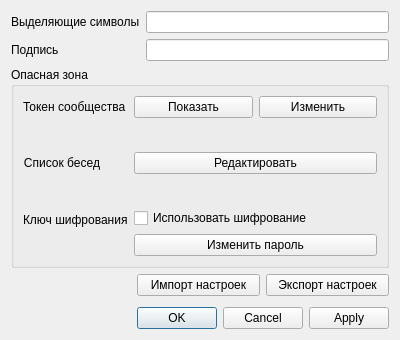
First picture: the form in dialogs/dialogsettings.ui, repository iEPCBM/AMS-Rufina, before the edit.
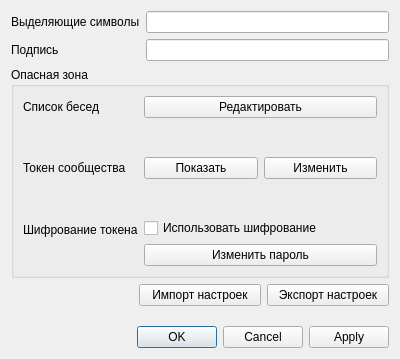
Second picture: the form after the edit.

Patch:
```diff
--- a/dialogs/dialogsettings.ui
+++ b/dialogs/dialogsettings.ui
@@ -7,13 +7,19 @@
     <x>0</x>
     <y>0</y>
     <width>400</width>
-    <height>340</height>
+    <height>359</height>
    </rect>
   </property>
+  <property name="minimumSize">
+   <size>
+    <width>400</width>
+    <height>359</height>
+   </size>
+  </property>
   <property name="maximumSize">
    <size>
     <width>400</width>
-    <height>469</height>
+    <height>359</height>
    </size>
   </property>
   <property name="contextMenuPolicy">
@@ -23,6 +29,50 @@
    <string>Настройки</string>
   </property>
   <layout class="QGridLayout" name="gridLayout">
+   <item row="2" column="2">
+    <widget class="QPushButton" name="btExportSettings">
+     <property name="text">
+      <string>Экспорт настроек</string>
+     </property>
+    </widget>
+   </item>
+   <item row="0" column="0" colspan="3">
+    <layout class="QFormLayout" name="formLayout">
+     <item row="0" column="0">
+      <widget class="QLabel" name="label">
+       <property name="text">
+        <string>Выделяющие символы</string>
+       </property>
+      </widget>
+     </item>
+     <item row="0" column="1">
+      <widget class="QLineEdit" name="leHSymbols"/>
+     </item>
+     <item row="1" column="0">
+      <widget class="QLabel" name="label_2">
+       <property name="text">
+        <string>Подпись</string>
+       </property>
+      </widget>
+     </item>
+     <item row="1" column="1">
+      <widget class="QLineEdit" name="leSignature"/>
+     </item>
+    </layout>
+   </item>
+   <item row="3" column="1">
+    <spacer name="verticalSpacer_3">
+     <property name="orientation">
+      <enum>Qt::Vertical</enum>
+     </property>
+     <property name="sizeHint" stdset="0">
+      <size>
+       <width>20</width>
+       <height>40</height>
+      </size>
+     </property>
+    </spacer>
+   </item>
    <item row="1" column="0" colspan="3">
     <widget class="QGroupBox" name="groupBox">
      <property name="title">
@@ -30,61 +80,20 @@
      </property>
      <layout class="QFormLayout" name="formLayout_2">
       <item row="0" column="0">
-       <widget class="QLabel" name="label_3">
-        <property name="text">
-         <string>Токен сообщества</string>
-        </property>
-       </widget>
-      </item>
-      <item row="0" column="1">
-       <layout class="QGridLayout" name="gridLayout_2">
-        <item row="0" column="0">
-         <widget class="QPushButton" name="btShowToken">
-          <property name="text">
-           <string>Показать</string>
-          </property>
-         </widget>
-        </item>
-        <item row="0" column="1">
-         <widget class="QPushButton" name="btEditToken">
-          <property name="text">
-           <string>Изменить</string>
-          </property>
-         </widget>
-        </item>
-       </layout>
-      </item>
-      <item row="1" column="1">
-       <spacer name="verticalSpacer">
-        <property name="orientation">
-         <enum>Qt::Vertical</enum>
-        </property>
-        <property name="sizeHint" stdset="0">
-         <size>
-          <width>20</width>
-          <height>40</height>
-         </size>
-        </property>
-       </spacer>
-      </item>
-      <item row="2" column="0">
        <widget class="QLabel" name="label_4">
         <property name="text">
          <string>Список бесед</string>
         </property>
-        <property name="alignment">
-         <set>Qt::AlignRight|Qt::AlignTrailing|Qt::AlignVCenter</set>
-        </property>
        </widget>
       </item>
-      <item row="2" column="1">
+      <item row="0" column="1">
        <widget class="QPushButton" name="btEditChatsList">
         <property name="text">
          <string>Редактировать</string>
         </property>
        </widget>
       </item>
-      <item row="3" column="1">
+      <item row="1" column="1">
        <spacer name="verticalSpacer_2">
         <property name="orientation">
          <enum>Qt::Vertical</enum>
@@ -97,14 +106,32 @@
         </property>
        </spacer>
       </item>
-      <item row="4" column="0">
-       <widget class="QLabel" name="label_5">
+      <item row="2" column="0">
+       <widget class="QLabel" name="label_3">
         <property name="text">
-         <string>Ключ шифрования</string>
+         <string>Токен сообщества</string>
         </property>
        </widget>
       </item>
-      <item row="4" column="1">
+      <item row="2" column="1">
+       <layout class="QGridLayout" name="gridLayout_2">
+        <item row="0" column="1">
+         <widget class="QPushButton" name="btEditToken">
+          <property name="text">
+           <string>Изменить</string>
+          </property>
+         </widget>
+        </item>
+        <item row="0" column="0">
+         <widget class="QPushButton" name="btShowToken">
+          <property name="text">
+           <string>Показать</string>
+          </property>
+         </widget>
+        </item>
+       </layout>
+      </item>
+      <item row="5" column="1">
        <layout class="QGridLayout" name="gridLayout_3">
         <item row="1" column="0">
          <widget class="QPushButton" name="btEditKey">
@@ -122,18 +149,8 @@
         </item>
        </layout>
       </item>
-     </layout>
-    </widget>
-   </item>
-   <item row="2" column="1">
-    <widget class="QPushButton" name="btImportSettings">
-     <property name="text">
-      <string>Импорт настроек</string>
-     </property>
-    </widget>
-   </item>
    <item row="3" column="1">
-    <spacer name="verticalSpacer_3">
+       <spacer name="verticalSpacer">
      <property name="orientation">
       <enum>Qt::Vertical</enum>
      </property>
@@ -145,8 +162,24 @@
      </property>
     </spacer>
    </item>
-   <item row="4" column="1" colspan="2">
-    <widget class="QDialogButtonBox" name="buttonBoxAct">
+      <item row="5" column="0">
+       <widget class="QLabel" name="label_5">
+        <property name="sizePolicy">
+         <sizepolicy hsizetype="Preferred" vsizetype="Preferred">
+          <horstretch>0</horstretch>
+          <verstretch>0</verstretch>
+         </sizepolicy>
+        </property>
+        <property name="text">
+         <string>Шифрование токена</string>
+        </property>
+       </widget>
+      </item>
+     </layout>
+    </widget>
+   </item>
+   <item row="4" column="0" colspan="3">
+    <widget class="QDialogButtonBox" name="buttonBox">
      <property name="orientation">
       <enum>Qt::Horizontal</enum>
      </property>
@@ -155,50 +188,13 @@
      </property>
     </widget>
    </item>
-   <item row="2" column="0">
-    <spacer name="horizontalSpacer">
-     <property name="orientation">
-      <enum>Qt::Horizontal</enum>
-     </property>
-     <property name="sizeHint" stdset="0">
-      <size>
-       <width>40</width>
-       <height>20</height>
-      </size>
-     </property>
-    </spacer>
-   </item>
-   <item row="2" column="2">
-    <widget class="QPushButton" name="btExportSettings">
+   <item row="2" column="1">
+    <widget class="QPushButton" name="btImportSettings">
      <property name="text">
-      <string>Экспорт настроек</string>
+      <string>Импорт настроек</string>
      </property>
     </widget>
    </item>
-   <item row="0" column="0" colspan="3">
-    <layout class="QFormLayout" name="formLayout">
-     <item row="0" column="0">
-      <widget class="QLabel" name="label">
-       <property name="text">
-        <string>Выделяющие символы</string>
-       </property>
-      </widget>
-     </item>
-     <item row="0" column="1">
-      <widget class="QLineEdit" name="leHSymbols"/>
-     </item>
-     <item row="1" column="0">
-      <widget class="QLabel" name="label_2">
-       <property name="text">
-        <string>Подпись</string>
-       </property>
-      </widget>
-     </item>
-     <item row="1" column="1">
-      <widget class="QLineEdit" name="leSignature"/>
-     </item>
-    </layout>
-   </item>
   </layout>
  </widget>
  <resources/>
```
Lines whose indentation alone changed are shown as unchanged.
